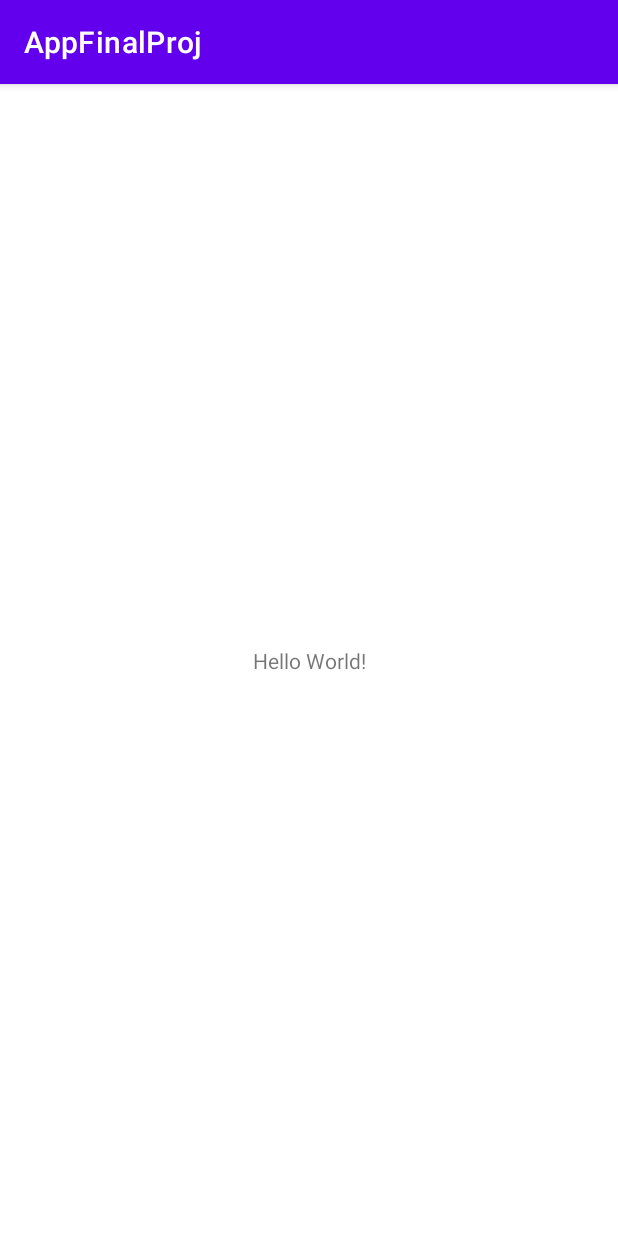
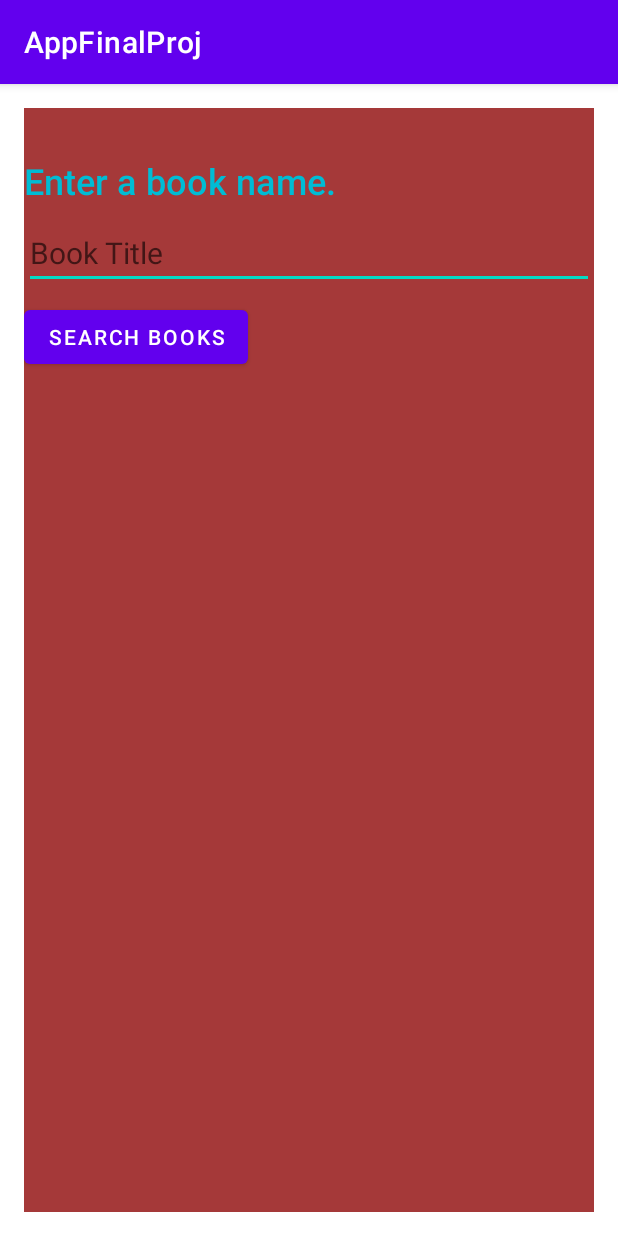
Before and after one commit to BremboCoder/CSD230-FinalProjectIbrahimOuenzar, an Android app: the screen it shows after launch (MainActivity), on a phone screen of 412 x 824 dp. Run offline under Robolectric (Android 15) with nearby library versions, the phone set to English and light mode, and no system bars.

Commit message:
2nd commit project 70% done with API working and showing result of one book in main Activity

```diff
--- a/app/src/main/AndroidManifest.xml
+++ b/app/src/main/AndroidManifest.xml
@@ -1,6 +1,9 @@
 <?xml version="1.0" encoding="utf-8"?>
 <manifest xmlns:android="http://schemas.android.com/apk/res/android"
     xmlns:tools="http://schemas.android.com/tools">
+
+    <uses-permission android:name="android.permission.INTERNET" />
+    <uses-permission android:name="android.permission.ACCESS_NETWORK_STATE" />
 
     <application
         android:allowBackup="true"
@@ -11,6 +14,9 @@
         android:supportsRtl="true"
         android:theme="@style/Theme.AppFinalProj"
         tools:targetApi="31">
+        <activity
+            android:name=".ResultsActivity"
+            android:exported="false" />
         <activity
             android:name=".MainActivity"
             android:exported="true">
--- a/app/src/main/res/layout/activity_main.xml
+++ b/app/src/main/res/layout/activity_main.xml
@@ -4,15 +4,64 @@
     xmlns:tools="http://schemas.android.com/tools"
     android:layout_width="match_parent"
     android:layout_height="match_parent"
+    android:layout_margin="16dp"
+    android:background="#A53939"
     tools:context=".MainActivity">
 
     <TextView
-        android:layout_width="wrap_content"
+        android:id="@+id/instructions"
+        android:layout_width="match_parent"
         android:layout_height="wrap_content"
-        android:text="Hello World!"
-        app:layout_constraintBottom_toBottomOf="parent"
-        app:layout_constraintEnd_toEndOf="parent"
+        android:layout_marginTop="32dp"
+        android:text="@string/instructions"
+        android:textAppearance="@style/TextAppearance.AppCompat.Title"
+        android:textColor="#00BCD4"
+        android:textSize="24sp"
         app:layout_constraintStart_toStartOf="parent"
         app:layout_constraintTop_toTopOf="parent" />
 
+    <EditText
+        android:id="@+id/bookInput"
+        android:layout_width="match_parent"
+        android:layout_height="wrap_content"
+        android:layout_marginTop="8dp"
+        android:autofillHints=""
+        android:hint="@string/input_hint"
+        android:inputType="text"
+        android:minHeight="48dp"
+        android:textSize="20sp"
+        app:layout_constraintEnd_toEndOf="parent"
+        app:layout_constraintStart_toStartOf="parent"
+        app:layout_constraintTop_toBottomOf="@+id/instructions"
+        tools:ignore="VisualLintTextFieldSize" />
+
+    <Button
+        android:id="@+id/searchButton"
+        android:layout_width="wrap_content"
+        android:layout_height="wrap_content"
+        android:layout_marginTop="8dp"
+        android:onClick="searchBooks"
+        android:text="@string/button_text"
+        app:layout_constraintStart_toStartOf="parent"
+        app:layout_constraintTop_toBottomOf="@+id/bookInput" />
+
+    <TextView
+        android:id="@+id/titleText"
+        android:layout_width="wrap_content"
+        android:layout_height="wrap_content"
+        android:layout_marginTop="16dp"
+        android:textAppearance="@style/TextAppearance.AppCompat.Headline"
+        app:layout_constraintStart_toStartOf="parent"
+        app:layout_constraintTop_toBottomOf="@+id/searchButton" />
+
+    <TextView
+        android:id="@+id/authorText"
+        android:layout_width="wrap_content"
+        android:layout_height="wrap_content"
+        android:layout_marginTop="8dp"
+        android:textAppearance="@style/TextAppearance.AppCompat.Headline"
+        app:layout_constraintStart_toStartOf="parent"
+        app:layout_constraintTop_toBottomOf="@+id/titleText" />
+
+
 </androidx.constraintlayout.widget.ConstraintLayout>
--- a/app/src/main/res/values/strings.xml
+++ b/app/src/main/res/values/strings.xml
@@ -1,3 +1,10 @@
 <resources>
     <string name="app_name">AppFinalProj</string>
+    <string name="instructions">Enter a book name.</string>
+    <string name="button_text">Search Books</string>
+    <string name="input_hint">Book Title</string>
+    <string name="no_results">no results</string>
+    <string name="loading">Loading…</string>
+    <string name="no_search_term">Please enter a search term</string>
+    <string name="no_network">Please check your network connection and try again.</string>
 </resources>
```
Also changed, not shown: app/src/main/java/com/example/appfinalproj/FetchBook.java (added, +86 -0 lines), app/src/main/java/com/example/appfinalproj/MainActivity.java (+51 -0 lines), app/src/main/java/com/example/appfinalproj/NetworkUtils.java (added, +83 -0 lines), app/src/main/java/com/example/appfinalproj/ResultsActivity.java (added, +14 -0 lines), app/src/main/res/layout/activity_results.xml (added, +17 -0 lines).
